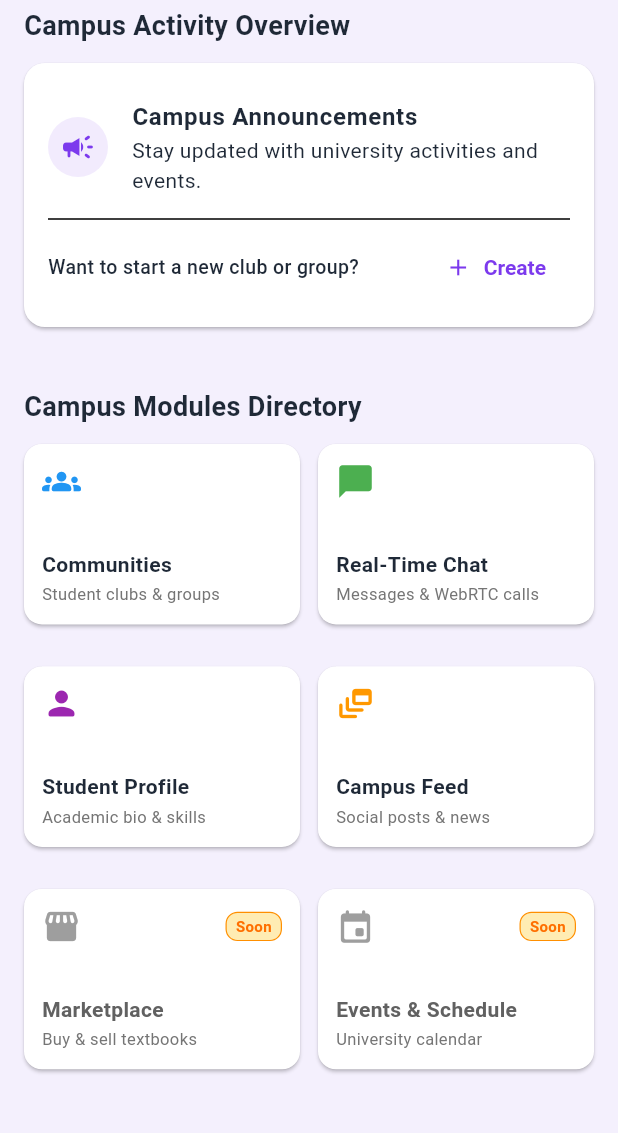
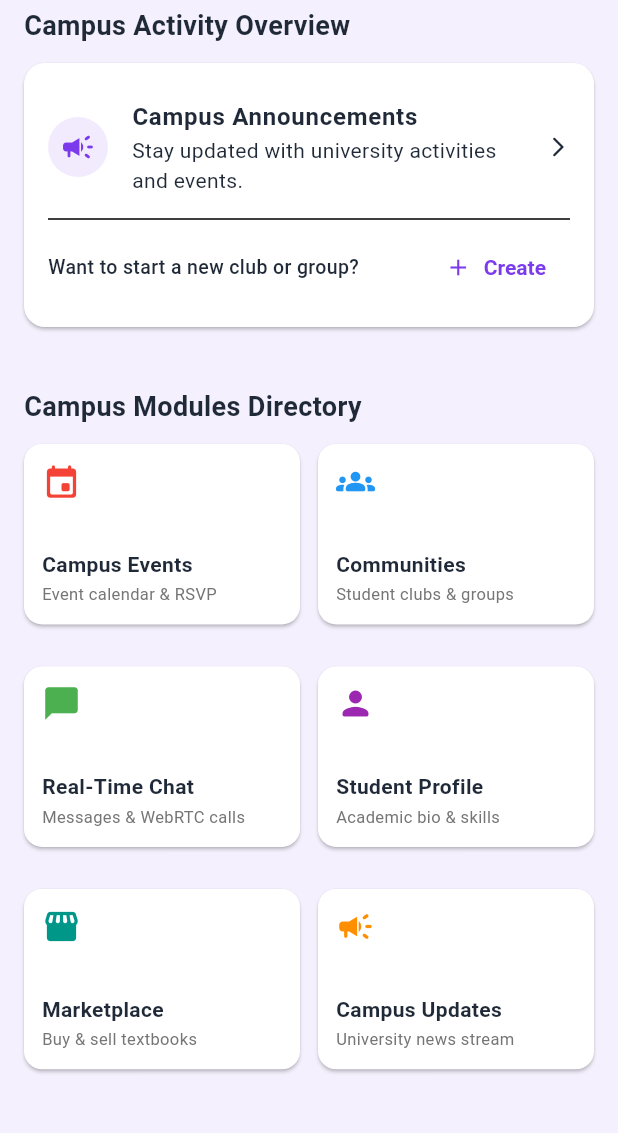
Before and after one commit to Arankan05/onecamp, a Flutter app: the HomeScreen screen opened directly, scrolled down 409 dp, on a phone screen of 412 x 824 dp, the part 84-1217 px from its top. Run offline on Flutter 3.47's test engine with Material 3 defaults, Android fonts, the phone set to English and light mode, and no system bars; our stand-ins replace audioplayers, cloud_firestore, file_picker, firebase_auth, firebase_core, firebase_database and 4 more; missing offline and left inert: flutter_webrtc, record; accounts and stored records are empty.

Commit message:
feat(nav): set Events tab in bottom navigation and link home screen modules to campus updates & marketplace

```diff
--- a/lib/core/screens/main_navigation_screen.dart
+++ b/lib/core/screens/main_navigation_screen.dart
@@ -2,9 +2,9 @@ import 'package:flutter/material.dart';
 
 import '../../features/chat/screens/chat_list_screen.dart';
 import '../../features/communities/screens/community_list_screen.dart';
+import '../../features/events/screens/events_list_screen.dart';
 import '../../features/home/screens/home_screen.dart';
 import '../../features/profile/screens/profile_screen.dart';
-import '../../features/feed/screens/feed_screen.dart';
 
 class MainNavigationScreen extends StatefulWidget {
   final int initialIndex;
@@ -46,7 +46,7 @@ class _MainNavigationScreenState extends State<MainNavigationScreen> {
             HomeScreen(
               onNavigateToTab: _onTabSelected,
             ),
-            const FeedScreen(),
+            const EventsListScreen(),
             const CommunityListScreen(),
             const ChatListScreen(),
             const ProfileScreen(),
@@ -63,9 +63,9 @@ class _MainNavigationScreenState extends State<MainNavigationScreen> {
             label: 'Home',
           ),
           NavigationDestination(
-            icon: Icon(Icons.dynamic_feed_outlined),
-            selectedIcon: Icon(Icons.dynamic_feed_rounded),
-            label: 'Feed',
+            icon: Icon(Icons.event_outlined),
+            selectedIcon: Icon(Icons.event_rounded),
+            label: 'Events',
           ),
           NavigationDestination(
             icon: Icon(Icons.groups_outlined),
--- a/lib/features/home/screens/home_screen.dart
+++ b/lib/features/home/screens/home_screen.dart
@@ -351,6 +351,11 @@ class HomeScreen extends StatelessWidget {
     return Card(
       elevation: 1,
       shape: RoundedRectangleBorder(borderRadius: BorderRadius.circular(14)),
+      child: InkWell(
+        onTap: () {
+          Navigator.pushNamed(context, '/campus_updates');
+        },
+        borderRadius: BorderRadius.circular(14),
         child: Padding(
           padding: const EdgeInsets.all(16.0),
           child: Column(
@@ -366,6 +371,7 @@ class HomeScreen extends StatelessWidget {
                   style: TextStyle(fontWeight: FontWeight.bold),
                 ),
                 subtitle: const Text('Stay updated with university activities and events.'),
+                trailing: const Icon(Icons.arrow_forward_ios_rounded, size: 16),
               ),
               const Divider(),
               Row(
@@ -393,11 +399,15 @@ class HomeScreen extends StatelessWidget {
             ],
           ),
         ),
+      ),
     );
   }
 
   Widget _buildModuleGrid(BuildContext context) {
     final modules = [
+      _ModuleItem('Campus Events', 'Event calendar & RSVP', Icons.event_rounded, Colors.red, true, () {
+        if (onNavigateToTab != null) onNavigateToTab!(1);
+      }),
       _ModuleItem('Communities', 'Student clubs & groups', Icons.groups_rounded, Colors.blue, true, () {
         if (onNavigateToTab != null) onNavigateToTab!(2);
       }),
@@ -407,11 +417,12 @@ class HomeScreen extends StatelessWidget {
       _ModuleItem('Student Profile', 'Academic bio & skills', Icons.person_rounded, Colors.purple, true, () {
         if (onNavigateToTab != null) onNavigateToTab!(4);
       }),
-      _ModuleItem('Campus Feed', 'Social posts & news', Icons.dynamic_feed_rounded, Colors.orange, true, () {
-        if (onNavigateToTab != null) onNavigateToTab!(1);
+      _ModuleItem('Marketplace', 'Buy & sell textbooks', Icons.storefront_rounded, Colors.teal, true, () {
+        Navigator.pushNamed(context, '/marketplace');
       }),
-      _ModuleItem('Marketplace', 'Buy & sell textbooks', Icons.storefront_rounded, Colors.teal, false, null),
-      _ModuleItem('Events & Schedule', 'University calendar', Icons.event_rounded, Colors.red, false, null),
+      _ModuleItem('Campus Updates', 'University news stream', Icons.campaign_rounded, Colors.amber.shade800, true, () {
+        Navigator.pushNamed(context, '/campus_updates');
+      }),
     ];
 
     return GridView.builder(
```
Lines whose indentation alone changed are shown as unchanged.
